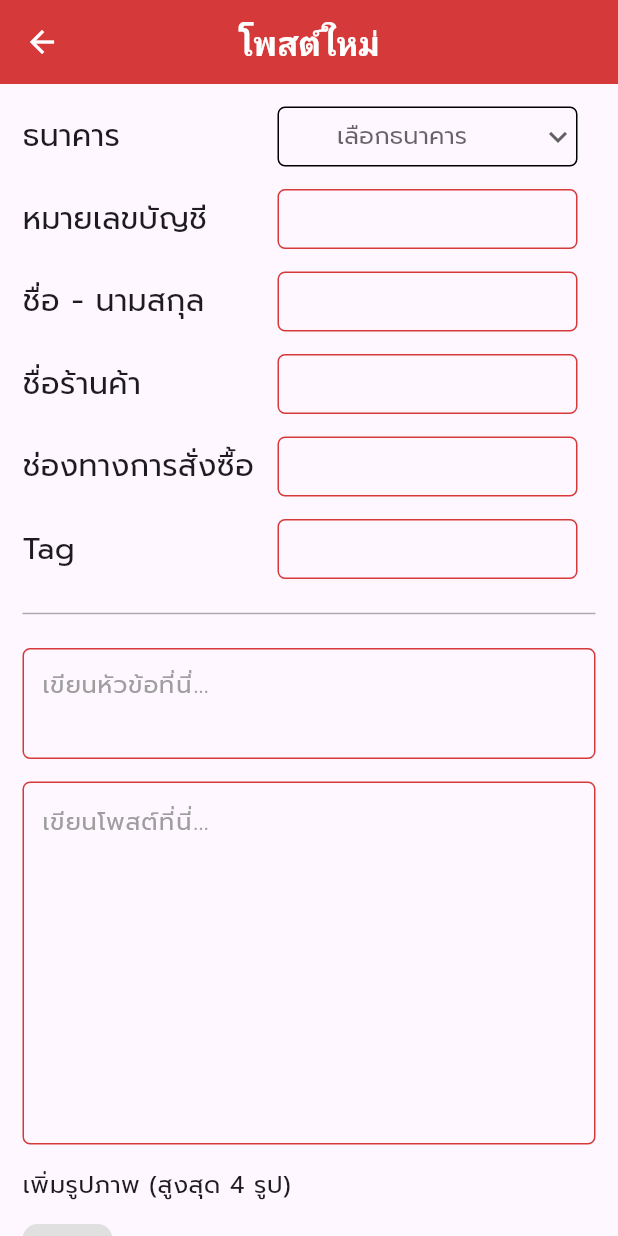
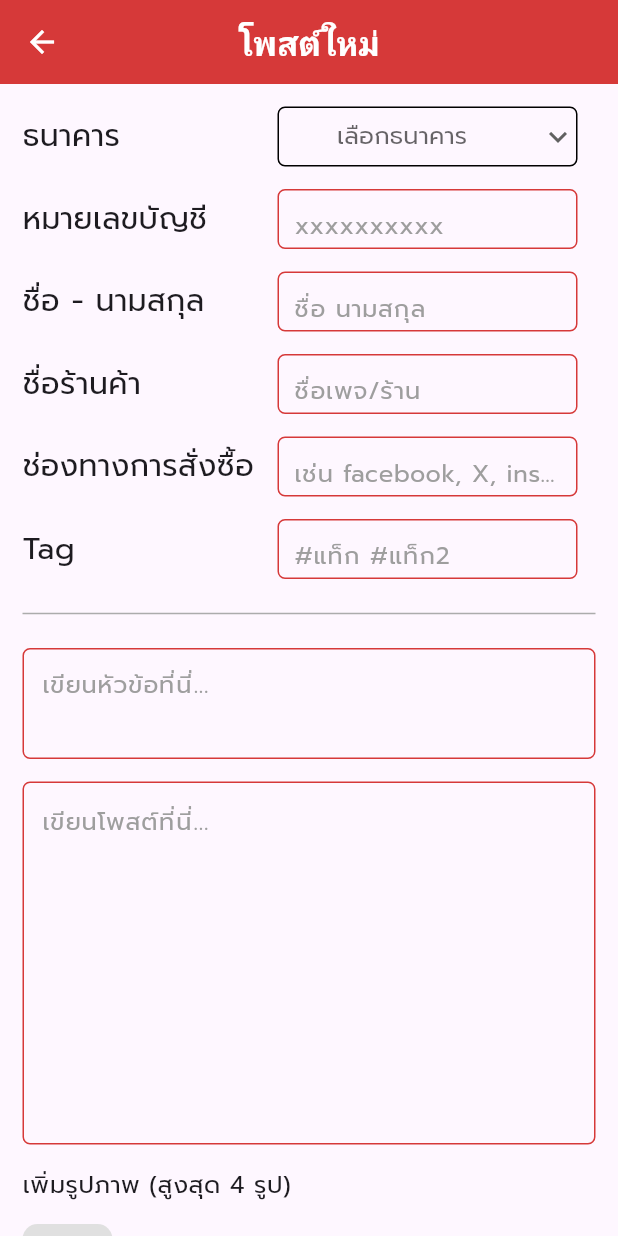
Before and after one commit to Kanyanat-Uetrakulchai/ITDS283-Sec2-Group2, a Flutter app: the NewpostPage screen opened by its route, on a phone screen of 412 x 824 dp. Run offline on Flutter 3.47's test engine with Material 3 defaults, Android fonts, the phone set to English and light mode, and no system bars; our stand-ins replace flutter_dotenv, image_picker, shared_preferences, typewritertext; accounts and stored records are empty; project files that could hold a hidden picture were left out.

Commit message:
add hint text, removable image add (new Post page)

```diff
--- a/ruam_mit_application/lib/pages/home_page.dart
+++ b/ruam_mit_application/lib/pages/home_page.dart
@@ -2,9 +2,6 @@ import 'package:flutter/material.dart';
 import 'package:http/http.dart' as http;
 import 'dart:convert';
 import 'package:flutter_dotenv/flutter_dotenv.dart';
-import 'package:ruam_mit_application/pages/profile_page.dart';
-import 'package:ruam_mit_application/pages/post_page.dart';
-import 'package:ruam_mit_application/pages/post_bytag.dart';
 import 'package:url_launcher/url_launcher.dart';
 import 'package:ruam_mit_application/components/posts.dart';
 
--- a/ruam_mit_application/lib/pages/newPost_page.dart
+++ b/ruam_mit_application/lib/pages/newPost_page.dart
@@ -165,15 +165,31 @@ class _NewpostPageState extends State<NewpostPage> {
             children: [
               bankDropdown(),
               SizedBox(height: 15),
-              buildTextFieldRow('หมายเลขบัญชี', _accountNumberController),
+              buildTextFieldRow(
+                'หมายเลขบัญชี',
+                _accountNumberController,
+                'xxxxxxxxxx',
+              ),
               SizedBox(height: 15),
-              buildTextFieldRow('ชื่อ - นามสกุล', _nameController),
+              buildTextFieldRow(
+                'ชื่อ - นามสกุล',
+                _nameController,
+                'ชื่อ นามสกุล',
+              ),
               SizedBox(height: 15),
-              buildTextFieldRow('ชื่อร้านค้า', _shopNameController),
+              buildTextFieldRow(
+                'ชื่อร้านค้า',
+                _shopNameController,
+                'ชื่อเพจ/ร้าน',
+              ),
               SizedBox(height: 15),
-              buildTextFieldRow('ช่องทางการสั่งซื้อ', _orderChannelController),
+              buildTextFieldRow(
+                'ช่องทางการสั่งซื้อ',
+                _orderChannelController,
+                'เช่น facebook, X, instagram',
+              ),
               SizedBox(height: 15),
-              buildTextFieldRow('Tag', _tagController),
+              buildTextFieldRow('Tag', _tagController, '#แท็ก #แท็ก2'),
               SizedBox(height: 15),
               Divider(color: Color(0xFFACACAC)),
               SizedBox(height: 15),
@@ -281,7 +297,9 @@ class _NewpostPageState extends State<NewpostPage> {
               itemCount: _selectedImages.length,
               separatorBuilder: (context, index) => SizedBox(width: 10),
               itemBuilder: (context, index) {
-                return ClipRRect(
+                return Stack(
+                  children: [
+                    ClipRRect(
                       borderRadius: BorderRadius.circular(8),
                       child: Image.file(
                         File(_selectedImages[index].path),
@@ -289,6 +307,20 @@ class _NewpostPageState extends State<NewpostPage> {
                         height: 60,
                         fit: BoxFit.cover,
                       ),
+                    ),
+                    Positioned(
+                      top: -6,
+                      right: -6,
+                      child: IconButton(
+                        icon: Icon(Icons.cancel, color: Colors.red, size: 20),
+                        onPressed: () {
+                          setState(() {
+                            _selectedImages.removeAt(index);
+                          });
+                        },
+                      ),
+                    ),
+                  ],
                 );
               },
             ),
@@ -298,7 +330,11 @@ class _NewpostPageState extends State<NewpostPage> {
     );
   }
 
-  Row buildTextFieldRow(String label, TextEditingController controller) {
+  Row buildTextFieldRow(
+    String label,
+    TextEditingController controller,
+    String hint,
+  ) {
     return Row(
       children: [
         Container(
@@ -321,6 +357,12 @@ class _NewpostPageState extends State<NewpostPage> {
             decoration: InputDecoration(
               contentPadding: EdgeInsets.symmetric(horizontal: 10),
               border: InputBorder.none,
+              hintText: hint,
+              hintStyle: TextStyle(
+                fontFamily: 'Prompt',
+                fontSize: 16,
+                color: Colors.grey,
+              ),
             ),
             style: TextStyle(fontFamily: 'Prompt', fontSize: 16),
           ),
--- a/ruam_mit_application/lib/pages/post_bytag.dart
+++ b/ruam_mit_application/lib/pages/post_bytag.dart
@@ -2,7 +2,6 @@ import 'package:flutter/material.dart';
 import 'package:http/http.dart' as http;
 import 'dart:convert'; // for jsonDecode
 import 'package:flutter_dotenv/flutter_dotenv.dart';
-import 'post_page.dart';
 import '../components/posts.dart';
 
 class PostBytag extends StatefulWidget {
--- a/ruam_mit_application/lib/pages/post_page.dart
+++ b/ruam_mit_application/lib/pages/post_page.dart
@@ -18,7 +18,6 @@ class PostPage extends StatefulWidget {
 }
 
 class _PostPageState extends State<PostPage> {
-  final TextEditingController _comment = TextEditingController();
   final GlobalKey<PostReactionButtonsState> _reactionKey = GlobalKey();
 
   int? _uid;
@@ -124,10 +123,6 @@ class _PostPageState extends State<PostPage> {
         _loading = false;
       });
     }
-  }
-
-  Future<void> _createComment() async {
-    final comment = _comment.text;
   }
 
   Future<void> _toggleFollowStatus() async {
```
Also changed, not shown: ruam_mit_application/lib/pages/search_page.dart (+32 -6 lines), 1 other file. Lines whose indentation alone changed are shown as unchanged.
